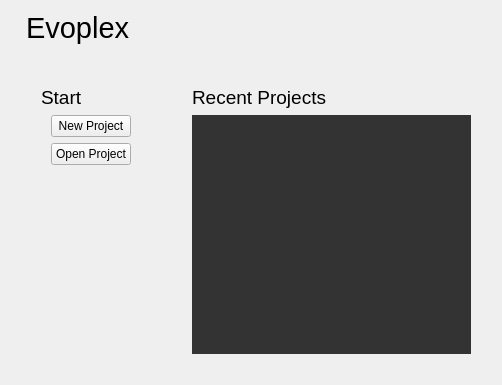
Before: the Qt Designer form src/gui/forms/welcomepage.ui in evoplex/evoplex, drawn with Qt 5.
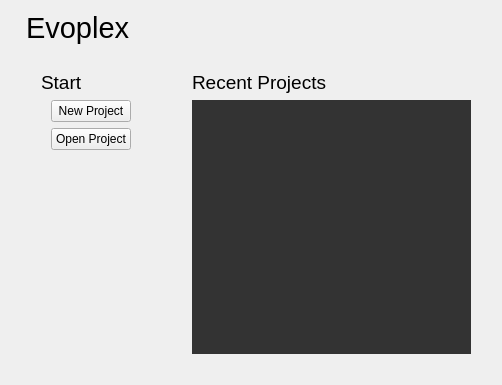
After: the same form once the commit is applied.

```diff
--- a/src/gui/forms/welcomepage.ui
+++ b/src/gui/forms/welcomepage.ui
@@ -23,7 +23,7 @@
       <number>0</number>
      </property>
      <property name="bottomMargin">
-      <number>15</number>
+      <number>0</number>
      </property>
      <item>
       <widget class="QLabel" name="label">
```
